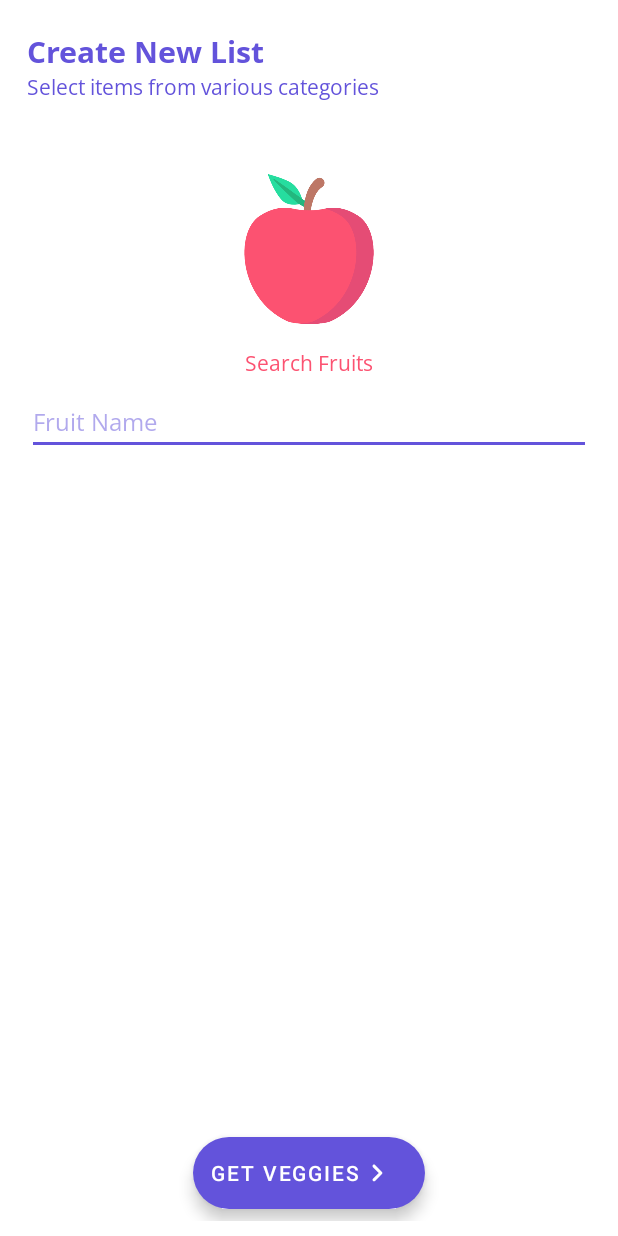
After one commit to anujpant08/GroceryList, an Android app: the CreateNewListActivity screen opened directly, with no data from a screen before it, on a phone screen of 412 x 824 dp. The commit adds this screen. Run offline under Robolectric (Android 15) with nearby library versions, the phone set to English and light mode, and no system bars.

Commit message:
Added CreateNewListActivity.java for next steps.

```diff
--- a/app/src/main/AndroidManifest.xml
+++ b/app/src/main/AndroidManifest.xml
@@ -10,9 +10,12 @@
         android:supportsRtl="true"
         android:theme="@style/Theme.GroceryList">
         <activity
+            android:name=".CreateNewListActivity"
+            android:exported="true" />
+        <activity
             android:name=".GroceryItemPopupActivity"
             android:exported="true"
-            android:theme="@style/ThemeDialogCustom"/>
+            android:theme="@style/ThemeDialogCustom" />
         <activity
             android:name=".MainActivity"
             android:exported="true">
--- /dev/null
+++ b/app/src/main/java/com/example/grocerylist/CreateNewListActivity.java
@@ -0,0 +1,14 @@
+package com.example.grocerylist;
+
+import androidx.appcompat.app.AppCompatActivity;
+
+import android.os.Bundle;
+
+public class CreateNewListActivity extends AppCompatActivity {
+
+    @Override
+    protected void onCreate(Bundle savedInstanceState) {
+        super.onCreate(savedInstanceState);
+        setContentView(R.layout.activity_create_new_list);
+    }
+}
--- a/app/src/main/java/com/example/grocerylist/MainActivity.java
+++ b/app/src/main/java/com/example/grocerylist/MainActivity.java
@@ -15,6 +15,7 @@ import android.view.View;
 import android.view.inputmethod.InputMethodManager;
 import android.widget.AutoCompleteTextView;
 
+import com.google.android.material.floatingactionbutton.ExtendedFloatingActionButton;
 import com.google.gson.Gson;
 
 import java.util.ArrayList;
@@ -71,6 +72,14 @@ public class MainActivity extends AppCompatActivity implements ItemClickListener
                 if(!searchBox.isCursorVisible()){
                     searchBox.setCursorVisible(true);
                 }
+            }
+        });
+        ExtendedFloatingActionButton newList = findViewById(R.id.new_list_fab);
+        newList.setOnClickListener(new View.OnClickListener() {
+            @Override
+            public void onClick(View view) {
+                Intent intent = new Intent(MainActivity.this, CreateNewListActivity.class);
+                startActivity(intent);
             }
         });
         Log.e(TAG, "Final list: " + groceryItemList);
--- /dev/null
+++ b/app/src/main/res/drawable/ic_round_navigate_next_24.xml
@@ -0,0 +1,5 @@
+<vector android:autoMirrored="true" android:height="24dp"
+    android:tint="#FFFFFF" android:viewportHeight="24"
+    android:viewportWidth="24" android:width="24dp" xmlns:android="http://schemas.android.com/apk/res/android">
+    <path android:fillColor="@android:color/white" android:pathData="M9.31,6.71c-0.39,0.39 -0.39,1.02 0,1.41L13.19,12l-3.88,3.88c-0.39,0.39 -0.39,1.02 0,1.41 0.39,0.39 1.02,0.39 1.41,0l4.59,-4.59c0.39,-0.39 0.39,-1.02 0,-1.41L10.72,6.7c-0.38,-0.38 -1.02,-0.38 -1.41,0.01z"/>
+</vector>
--- /dev/null
+++ b/app/src/main/res/layout/activity_create_new_list.xml
@@ -0,0 +1,90 @@
+<?xml version="1.0" encoding="utf-8"?>
+<RelativeLayout xmlns:android="http://schemas.android.com/apk/res/android"
+    xmlns:app="http://schemas.android.com/apk/res-auto"
+    xmlns:tools="http://schemas.android.com/tools"
+    android:layout_width="match_parent"
+    android:layout_height="match_parent"
+    tools:context=".CreateNewListActivity"
+    android:padding="10dp">
+
+    <TextView
+        android:id="@+id/create_list_title"
+        android:layout_width="wrap_content"
+        android:layout_height="wrap_content"
+        android:layout_marginStart="8dp"
+        android:layout_marginTop="10dp"
+        android:text="Create New List"
+        android:fontFamily="@font/open_sans_bold"
+        android:textSize="20sp"
+        android:textColor="@color/secondary">
+    </TextView>
+    <TextView
+        android:id="@+id/create_list_description"
+        android:layout_width="wrap_content"
+        android:layout_height="wrap_content"
+        android:layout_marginStart="8dp"
+        android:text="Select items from various categories"
+        android:layout_below="@id/create_list_title"
+        android:fontFamily="@font/open_sans"
+        android:textSize="14sp"
+        android:textColor="@color/secondary">
+    </TextView>
+
+    <ImageView
+        android:id="@+id/apple_layout"
+        android:layout_width="100dp"
+        android:layout_height="100dp"
+        android:layout_below="@id/create_list_description"
+        android:layout_centerHorizontal="true"
+        android:layout_marginTop="48dp"
+        android:layout_marginBottom="8dp"
+        android:contentDescription="Apple"
+        android:src="@drawable/apple">
+
+    </ImageView>
+
+    <TextView
+        android:id="@+id/search_fruit"
+        android:layout_width="match_parent"
+        android:layout_height="wrap_content"
+        android:text="Search Fruits"
+        android:gravity="center"
+        android:layout_marginTop="8dp"
+        android:layout_below="@id/apple_layout"
+        android:fontFamily="@font/open_sans"
+        android:textSize="14sp"
+        android:textColor="@color/fruit_red">
+    </TextView>
+
+    <AutoCompleteTextView
+        android:id="@+id/search_text"
+        android:layout_width="match_parent"
+        android:layout_height="wrap_content"
+        android:layout_below="@id/search_fruit"
+        android:layout_margin="8dp"
+        android:textSize="16sp"
+        android:fontFamily="@font/open_sans"
+        android:hint="Fruit Name"
+        android:backgroundTint="@color/secondary"
+        android:textColorHint="#806353DB">
+
+    </AutoCompleteTextView>
+
+    <com.google.android.material.floatingactionbutton.ExtendedFloatingActionButton
+        android:layout_width="wrap_content"
+        android:layout_height="wrap_content"
+        android:layout_centerHorizontal="true"
+        android:layout_alignParentBottom="true"
+        android:layout_margin="8dp"
+        android:layout_marginStart="8dp"
+        android:layout_marginTop="8dp"
+        android:layout_marginEnd="8dp"
+        android:layout_marginBottom="8dp"
+        android:text="Get veggies"
+        app:icon="@drawable/ic_round_navigate_next_24"
+        app:iconGravity="end"
+        app:iconPadding="0dp">
+
+    </com.google.android.material.floatingactionbutton.ExtendedFloatingActionButton>
+
+</RelativeLayout>
--- a/app/src/main/res/layout/activity_main.xml
+++ b/app/src/main/res/layout/activity_main.xml
@@ -17,6 +17,7 @@
         android:textSize="20sp"
         android:layout_marginTop="10dp"
         android:layout_marginEnd="8dp"
+        android:layout_marginStart="8dp"
         app:layout_constraintStart_toStartOf="parent"
         app:layout_constraintTop_toTopOf="parent" />
 
@@ -34,12 +35,15 @@
         android:textColor="@color/white"
         android:textColorHint="#90FFFFFF"
         android:textSize="16sp"
+        android:layout_marginStart="8dp"
         app:layout_constraintTop_toBottomOf="@id/title"/>
     <androidx.recyclerview.widget.RecyclerView
         android:id="@+id/recycler_view_grocery_item"
         android:layout_width="match_parent"
         android:layout_height="wrap_content"
         android:layout_marginTop="16dp"
+        android:layout_marginStart="8dp"
+        android:layout_marginEnd="8dp"
         android:padding="8dp"
         android:clickable="true"
         app:layout_constraintTop_toBottomOf="@id/search_box"
--- a/app/src/main/res/values-night/themes.xml
+++ b/app/src/main/res/values-night/themes.xml
@@ -10,7 +10,7 @@
         <item name="colorSecondaryVariant">@color/secondary</item>
         <item name="colorOnSecondary">@color/white</item>
         <!-- Status bar color. -->
-        <item name="android:statusBarColor" tools:targetApi="l">@color/primary</item>
+        <item name="android:statusBarColor" tools:targetApi="l">@color/white</item>
         <!-- Customize your theme here. -->
     </style>
 
--- a/app/src/main/res/values/themes.xml
+++ b/app/src/main/res/values/themes.xml
@@ -10,7 +10,7 @@
         <item name="colorSecondaryVariant">@color/secondary</item>
         <item name="colorOnSecondary">@color/white</item>
         <!-- Status bar color. -->
-        <item name="android:statusBarColor" tools:targetApi="l">@color/primary</item>
+        <item name="android:statusBarColor" tools:targetApi="l">@color/white</item>
         <!-- Customize your theme here. -->
     </style>
     <style name="ThemeDialogCustom" parent="Theme.AppCompat.NoActionBar">
```
